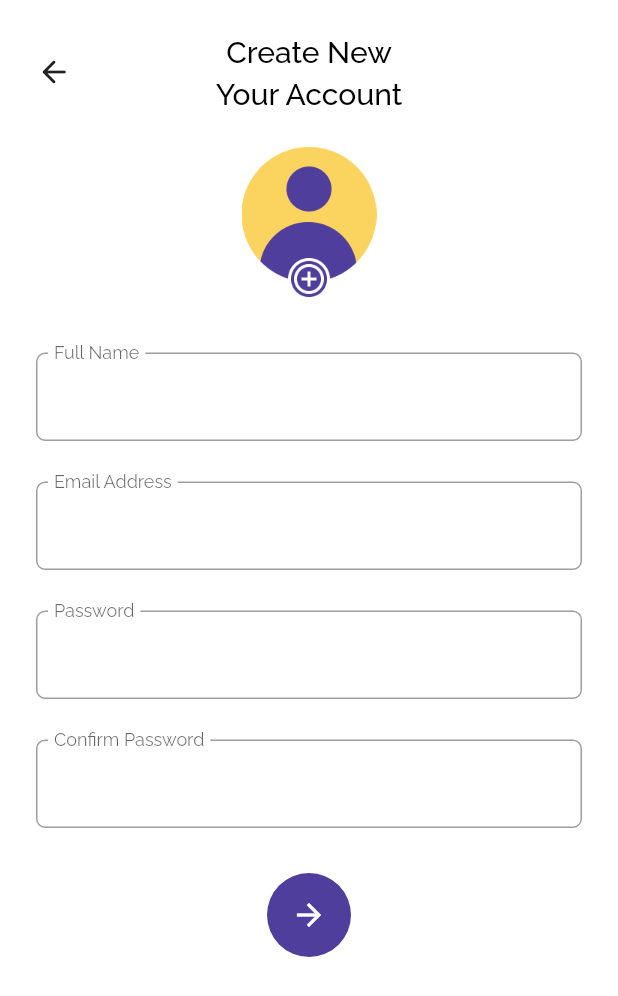
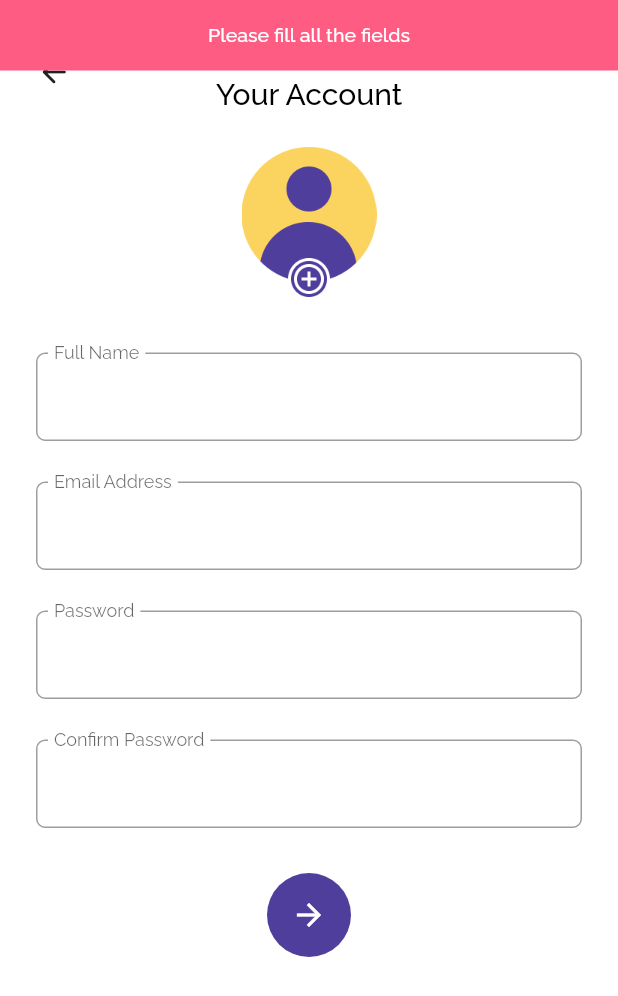
Before and after one commit to ferdy-adr/cinematix-app, a Flutter app: the screen it shows after launch, after a tap on "Get Started", after a tap on the "arrow forward" icon, on a phone screen of 412 x 824 dp. Shown: the top 996 px of the screen. Run offline on Flutter 3.47's test engine with Material 2 defaults, Android fonts, the phone set to English and light mode, and no system bars; drawn by our look-alikes of another_flushbar; our stand-ins replace cloud_firestore, email_validator, equatable, firebase_auth, firebase_core, flutter_bloc and 3 more; accounts and stored records are empty.

Commit message:
feat(page): Add flushbar in SignUp and route to Preference

```diff
--- a/lib/models/registration_data.dart
+++ b/lib/models/registration_data.dart
@@ -2,8 +2,8 @@ part of 'models.dart';
 
 // ignore: must_be_immutable
 class RegistrationData extends Equatable {
-  final String name, email, password, selectedLanguage;
-  final List<String> selectedGenre;
+  String name, email, password, selectedLanguage;
+  List<String> selectedGenre;
   File? profilePicture;
 
   RegistrationData({
--- a/lib/ui/pages/preference_page.dart
+++ b/lib/ui/pages/preference_page.dart
@@ -1 +1,31 @@
 part of 'pages.dart';
+
+class PreferencePage extends StatefulWidget {
+  final RegistrationData registrationData;
+
+  const PreferencePage(this.registrationData, {super.key});
+
+  @override
+  State<PreferencePage> createState() => _PreferencePageState();
+}
+
+class _PreferencePageState extends State<PreferencePage> {
+  @override
+  Widget build(BuildContext context) {
+    return WillPopScope(
+      onWillPop: () async {
+        BlocProvider.of<PageBloc>(context)
+            .add(GoToSignUpPage(widget.registrationData));
+        return false;
+      },
+      child: Scaffold(
+        backgroundColor: whitebackgroundColor,
+        body: SafeArea(
+          child: Container(
+            color: Colors.pink,
+          ),
+        ),
+      ),
+    );
+  }
+}
--- a/lib/ui/pages/sign_up_page.dart
+++ b/lib/ui/pages/sign_up_page.dart
@@ -212,7 +212,80 @@ class _SignUpPageState extends State<SignUpPage> {
                         ),
                         const SizedBox(height: 30),
                         FloatingActionButton(
-                          onPressed: () {},
+                          onPressed: () {
+                            if (nameController.text.trim() == '' &&
+                                emailController.text.trim() == '' &&
+                                passwordController.text.trim() == '' &&
+                                confirmPasswordController.text.trim() == '') {
+                              Flushbar(
+                                messageText: Text(
+                                  'Please fill all the fields',
+                                  style: whiteTextFont.copyWith(
+                                    fontSize: 13,
+                                    fontWeight: FontWeight.w500,
+                                  ),
+                                  textAlign: TextAlign.center,
+                                ),
+                                duration: const Duration(seconds: 4),
+                                backgroundColor: const Color(0xFFFF5C83),
+                                flushbarPosition: FlushbarPosition.TOP,
+                              ).show(context);
+                            } else if (passwordController.text !=
+                                confirmPasswordController.text) {
+                              Flushbar(
+                                messageText: Text(
+                                  'Mismatch password and confirmed password',
+                                  style: whiteTextFont.copyWith(
+                                    fontSize: 13,
+                                    fontWeight: FontWeight.w500,
+                                  ),
+                                  textAlign: TextAlign.center,
+                                ),
+                                duration: const Duration(seconds: 4),
+                                backgroundColor: const Color(0xFFFF5C83),
+                                flushbarPosition: FlushbarPosition.TOP,
+                              ).show(context);
+                            } else if (passwordController.text.length < 6) {
+                              Flushbar(
+                                messageText: Text(
+                                  'Password\'s length min 6 characters',
+                                  style: whiteTextFont.copyWith(
+                                    fontSize: 13,
+                                    fontWeight: FontWeight.w500,
+                                  ),
+                                  textAlign: TextAlign.center,
+                                ),
+                                duration: const Duration(seconds: 4),
+                                backgroundColor: const Color(0xFFFF5C83),
+                                flushbarPosition: FlushbarPosition.TOP,
+                              ).show(context);
+                            } else if (!EmailValidator.validate(
+                                emailController.text)) {
+                              Flushbar(
+                                messageText: Text(
+                                  'Wrong formatted email address',
+                                  style: whiteTextFont.copyWith(
+                                    fontSize: 13,
+                                    fontWeight: FontWeight.w500,
+                                  ),
+                                  textAlign: TextAlign.center,
+                                ),
+                                duration: const Duration(seconds: 4),
+                                backgroundColor: const Color(0xFFFF5C83),
+                                flushbarPosition: FlushbarPosition.TOP,
+                              ).show(context);
+                            } else {
+                              widget.registrationData.name =
+                                  nameController.text;
+                              widget.registrationData.email =
+                                  emailController.text;
+                              widget.registrationData.password =
+                                  passwordController.text;
+
+                              BlocProvider.of<PageBloc>(context).add(
+                                  GoToPreferencePage(widget.registrationData));
+                            }
+                          },
                           elevation: 0,
                           backgroundColor: const Color(0xFF503E9D),
                           child: const Icon(
--- a/lib/ui/pages/wrapper.dart
+++ b/lib/ui/pages/wrapper.dart
@@ -27,8 +27,10 @@ class Wrapper extends StatelessWidget {
             : (pageState is OnSignInPage)
                 ? const SignInPage()
                 : (pageState is OnSignUpPage)
-                    ? SignUpPage(RegistrationData())
-                    : const SplashPage();
+                    ? SignUpPage(pageState.registrationData)
+                    : (pageState is OnPreferencePage)
+                        ? PreferencePage(pageState.registrationData)
+                        : const SplashPage();
       },
     );
   }
```
